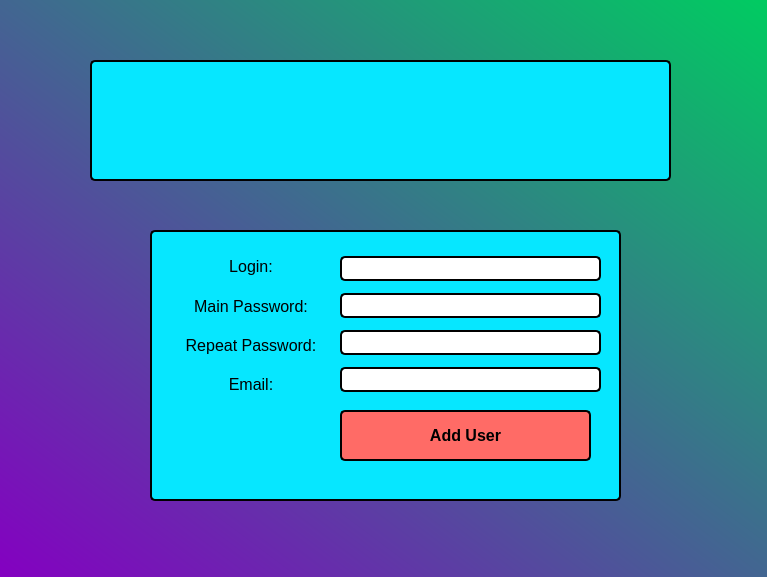
The window that UI_design/add_user_win.ui (XSajmonX/Passwords_Guardian) describes before a commit, drawn with Qt 5.
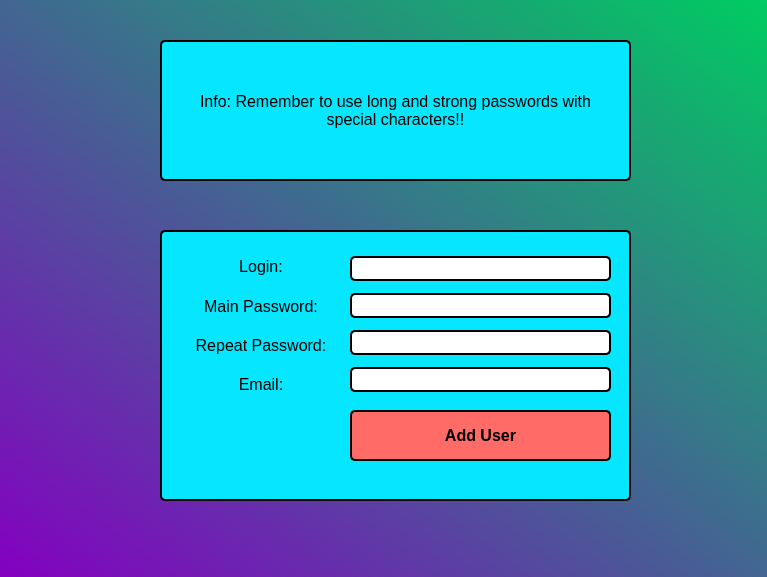
The same window after the commit. Icons and pictures are not drawn.

```diff
--- a/UI_design/add_user_win.ui
+++ b/UI_design/add_user_win.ui
@@ -39,7 +39,7 @@
   <widget class="QFrame" name="user_frame">
    <property name="geometry">
     <rect>
-     <x>150</x>
+     <x>160</x>
      <y>230</y>
      <width>471</width>
      <height>271</height>
@@ -71,7 +71,7 @@
       <widget class="QLineEdit" name="user_lineEdit">
        <property name="font">
         <font>
-         <family>Times New Roman</family>
+         <family>MS Shell Dlg 2</family>
          <pointsize>12</pointsize>
         </font>
        </property>
@@ -82,7 +82,7 @@
 }</string>
        </property>
        <property name="echoMode">
-        <enum>QLineEdit::Password</enum>
+        <enum>QLineEdit::Normal</enum>
        </property>
        <property name="alignment">
         <set>Qt::AlignCenter</set>
@@ -93,7 +93,7 @@
       <widget class="QLineEdit" name="user_lineEdit1">
        <property name="font">
         <font>
-         <family>Times New Roman</family>
+         <family>MS Shell Dlg 2</family>
          <pointsize>12</pointsize>
         </font>
        </property>
@@ -115,7 +115,7 @@
       <widget class="QLineEdit" name="user_lineEdit2">
        <property name="font">
         <font>
-         <family>Times New Roman</family>
+         <family>MS Shell Dlg 2</family>
          <pointsize>12</pointsize>
         </font>
        </property>
@@ -137,7 +137,7 @@
       <widget class="QLineEdit" name="user_lineEdit3">
        <property name="font">
         <font>
-         <family>Times New Roman</family>
+         <family>MS Shell Dlg 2</family>
          <pointsize>12</pointsize>
         </font>
        </property>
@@ -168,7 +168,10 @@
       <widget class="QLabel" name="user_label">
        <property name="font">
         <font>
+         <family>MS Shell Dlg 2</family>
          <pointsize>12</pointsize>
+         <weight>50</weight>
+         <bold>false</bold>
         </font>
        </property>
        <property name="text">
@@ -231,7 +234,7 @@
      <rect>
       <x>190</x>
       <y>180</y>
-      <width>251</width>
+      <width>261</width>
       <height>51</height>
      </rect>
     </property>
@@ -250,15 +253,22 @@
   <widget class="QFrame" name="user_frame_3">
    <property name="geometry">
     <rect>
-     <x>90</x>
-     <y>60</y>
-     <width>581</width>
-     <height>121</height>
+     <x>160</x>
+     <y>40</y>
+     <width>471</width>
+     <height>141</height>
     </rect>
    </property>
+   <property name="font">
+    <font>
+     <pointsize>12</pointsize>
+    </font>
+   </property>
    <property name="styleSheet">
-    <string notr="true">	border: 2px solid black;
-	border-radius: 5px;</string>
+    <string notr="true">QFrame#user_frame_3{
+	border: 2px solid black;
+	border-radius: 5px;
+}</string>
    </property>
    <property name="frameShape">
     <enum>QFrame::StyledPanel</enum>
@@ -266,6 +276,30 @@
    <property name="frameShadow">
     <enum>QFrame::Raised</enum>
    </property>
+   <widget class="QLabel" name="label">
+    <property name="geometry">
+     <rect>
+      <x>40</x>
+      <y>20</y>
+      <width>391</width>
+      <height>101</height>
+     </rect>
+    </property>
+    <property name="font">
+     <font>
+      <pointsize>12</pointsize>
+     </font>
+    </property>
+    <property name="text">
+     <string>Info: Remember to use long and strong passwords with special characters!!</string>
+    </property>
+    <property name="alignment">
+     <set>Qt::AlignCenter</set>
+    </property>
+    <property name="wordWrap">
+     <bool>true</bool>
+    </property>
+   </widget>
   </widget>
  </widget>
  <resources/>
```
